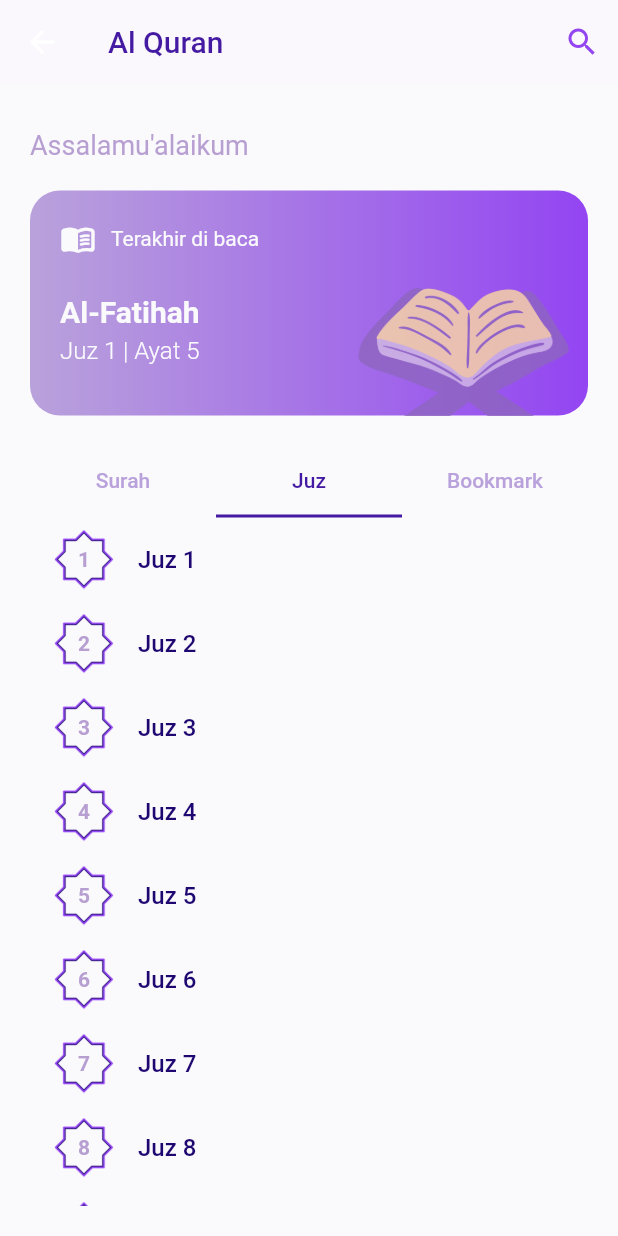
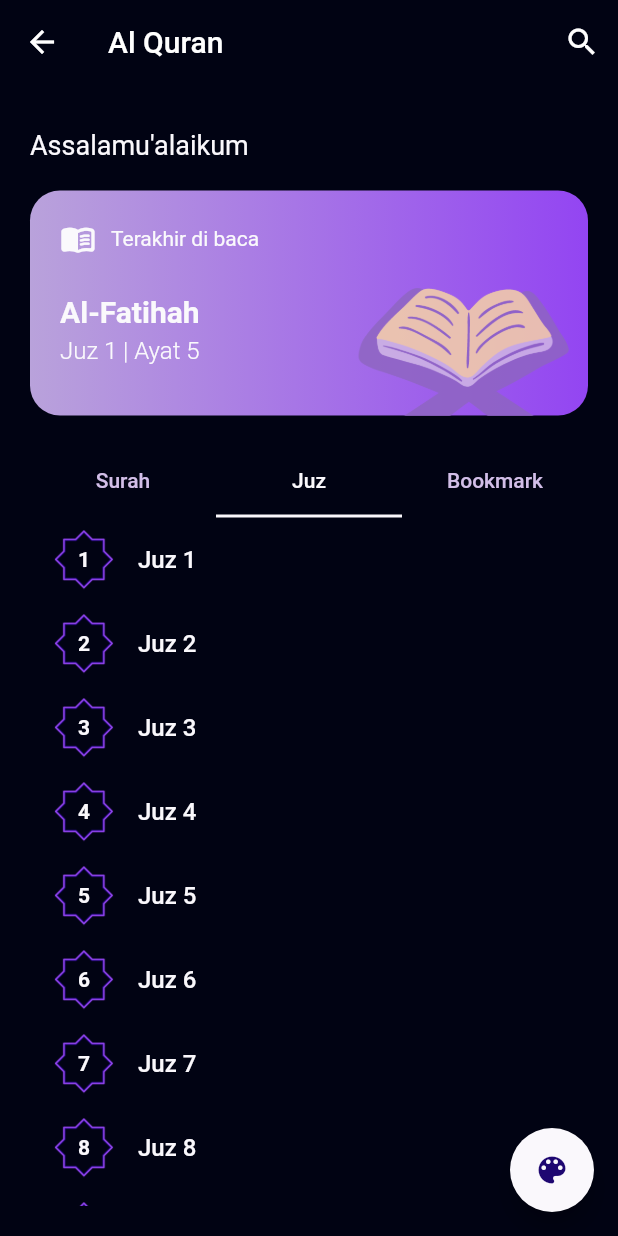
Before and after one commit to Alfi-Filsafalasafi/al-qur-an, a Flutter app: the HomeView screen opened by its route, tab 2 chosen, on a phone screen of 412 x 824 dp. Run offline on Flutter 3.47's test engine with Material 2 defaults, Android fonts, the light colour scheme and no system bars; our stand-ins replace get, lottie; network calls fail.

Commit message:
fix change theme

```diff
--- a/lib/app/constant/color.dart
+++ b/lib/app/constant/color.dart
@@ -19,8 +19,24 @@ ThemeData themeLight = ThemeData(
   appBarTheme: AppBarTheme(
     elevation: 0,
     backgroundColor: appWhite,
+    foregroundColor: appPurple,
   ),
-    textTheme: TextTheme(bodyMedium: TextStyle(color: appDark2)));
+  textTheme: TextTheme(
+    bodyMedium: TextStyle(color: appPurpleDark),
+  ),
+  listTileTheme: ListTileThemeData(
+    textColor: appPurpleDark,
+  ),
+  tabBarTheme: TabBarTheme(
+    indicator: BoxDecoration(
+      border: Border(
+        bottom: BorderSide(width: 2, color: appPurple),
+      ),
+    ),
+    labelColor: appPurple,
+    unselectedLabelColor: appPurpleLight2,
+  ),
+);
 
 ThemeData themeDark = ThemeData(
   brightness: Brightness.dark,
@@ -35,4 +51,16 @@ ThemeData themeDark = ThemeData(
     ),
     bodyMedium: TextStyle(color: appWhite),
   ),
+  listTileTheme: ListTileThemeData(
+    textColor: appWhite,
+  ),
+  tabBarTheme: TabBarTheme(
+    indicator: BoxDecoration(
+      border: Border(
+        bottom: BorderSide(width: 2, color: appWhite),
+      ),
+    ),
+    labelColor: appWhite,
+    unselectedLabelColor: appWhite2,
+  ),
 );
--- a/lib/app/modules/home/views/home_view.dart
+++ b/lib/app/modules/home/views/home_view.dart
@@ -17,15 +17,17 @@ class HomeView extends GetView<HomeController> {
         title: Text(
           'Al Quran',
           style: TextStyle(
-              fontWeight: FontWeight.w500,
-              color: Get.isDarkMode ? appWhite : appPurple),
+            fontWeight: FontWeight.w500,
+          ),
         ),
         // centerTitle: true,
         actions: [
           IconButton(
-              onPressed: () => Get.toNamed(Routes.SEARCH),
-              icon: Icon(Icons.search,
-                  color: Get.isDarkMode ? appWhite : appPurpleLight1))
+            onPressed: () => Get.toNamed(Routes.SEARCH),
+            icon: Icon(
+              Icons.search,
+            ),
+          ),
         ],
         elevation: 0,
       ),
@@ -130,10 +132,6 @@ class HomeView extends GetView<HomeController> {
                 height: 20,
               ),
               TabBar(
-                indicatorColor: Get.isDarkMode ? appWhite : appPurple,
-                labelColor: Get.isDarkMode ? appWhite : appPurple,
-                unselectedLabelColor:
-                    Get.isDarkMode ? appWhite2 : appPurpleLight2,
                 tabs: [
                   Tab(text: "Surah"),
                   Tab(text: "Juz"),
@@ -182,18 +180,12 @@ class HomeView extends GetView<HomeController> {
                                 ),
                                 title: Text(
                                   "${surah.name?.transliteration.id ?? "Error"}",
-                                  style: TextStyle(
-                                      color: Get.isDarkMode
-                                          ? appWhite
-                                          : appPurpleDark,
-                                      fontWeight: FontWeight.w500),
+                                  style: TextStyle(fontWeight: FontWeight.w500),
                                 ),
                                 subtitle: Text(
                                   "${surah.numberOfVerses} ayat | ${surah.revelation.id}",
                                   style: TextStyle(
-                                      color: Get.isDarkMode
-                                          ? appWhite2
-                                          : appPurpleLight2,
+                                      color: appWhite2,
                                       fontWeight: FontWeight.w500),
                                 ),
                                 trailing: Text(
@@ -230,9 +222,7 @@ class HomeView extends GetView<HomeController> {
                           ),
                           title: Text(
                             "Juz ${index + 1}",
-                            style: TextStyle(
-                                color: appPurpleDark,
-                                fontWeight: FontWeight.w500),
+                            style: TextStyle(fontWeight: FontWeight.w500),
                           ),
                         );
                       },
@@ -247,6 +237,16 @@ class HomeView extends GetView<HomeController> {
           ),
         ),
       ),
+      floatingActionButton: FloatingActionButton(
+        backgroundColor: Get.isDarkMode ? appWhite : appPurpleDark,
+        onPressed: () {
+          Get.isDarkMode
+              ? Get.changeTheme(themeLight)
+              : Get.changeTheme(themeDark);
+        },
+        child: Icon(Icons.color_lens,
+            color: Get.isDarkMode ? appPurpleDark : appWhite),
+      ),
     );
   }
 }
--- a/lib/main.dart
+++ b/lib/main.dart
@@ -15,13 +15,13 @@ void main() {
 
   runApp(
     GetMaterialApp(
-      theme: themeLight,
+      theme: themeDark,
       themeMode: ThemeMode.light,
       darkTheme: themeDark,
       debugShowCheckedModeBanner: false,
       title: "Application",
       // initialRoute: AppPages.INITIAL,
-      initialRoute: Routes.HOME,
+      initialRoute: Routes.INTRODUCTION,
       getPages: AppPages.routes,
     ),
   );
```
Lines whose indentation alone changed are shown as unchanged.
